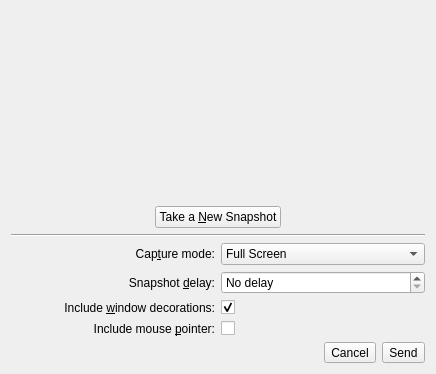
This is src/ui/ksnapshotwidget.ui in zhanlangsir/Qtqq as Qt 5 draws it before an edit. The edited form follows.
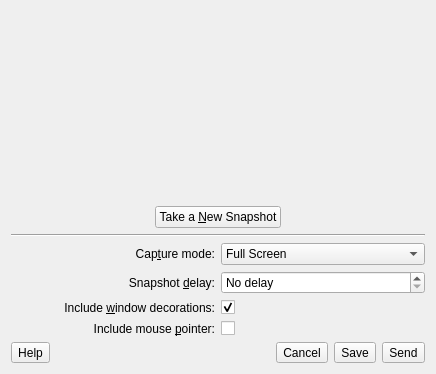
This is the edited form. Custom widgets are drawn as their Qt base class.

Patch:
```diff
--- a/src/ui/ksnapshotwidget.ui
+++ b/src/ui/ksnapshotwidget.ui
@@ -250,6 +250,13 @@
    </item>
    <item>
     <layout class="QHBoxLayout" name="horizontalLayout_2">
+     <item>
+      <widget class="QToolButton" name="help_btn">
+       <property name="text">
+        <string>Help</string>
+       </property>
+      </widget>
+     </item>
      <item>
       <spacer name="horizontalSpacer_3">
        <property name="orientation">
@@ -270,6 +277,13 @@
        </property>
       </widget>
      </item>
+     <item>
+      <widget class="QToolButton" name="save_btn">
+       <property name="text">
+        <string>Save</string>
+       </property>
+      </widget>
+     </item>
      <item>
       <widget class="QToolButton" name="send_btn">
        <property name="text">
```
